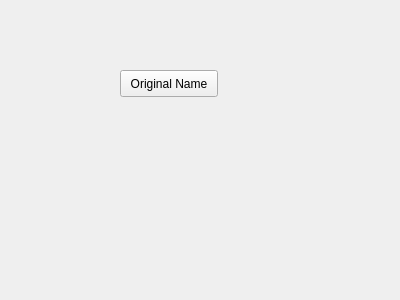
Qt form resource/pattern_manager_widget.ui (teknologisk-institut/rqt_pattern_manager) before a commit.
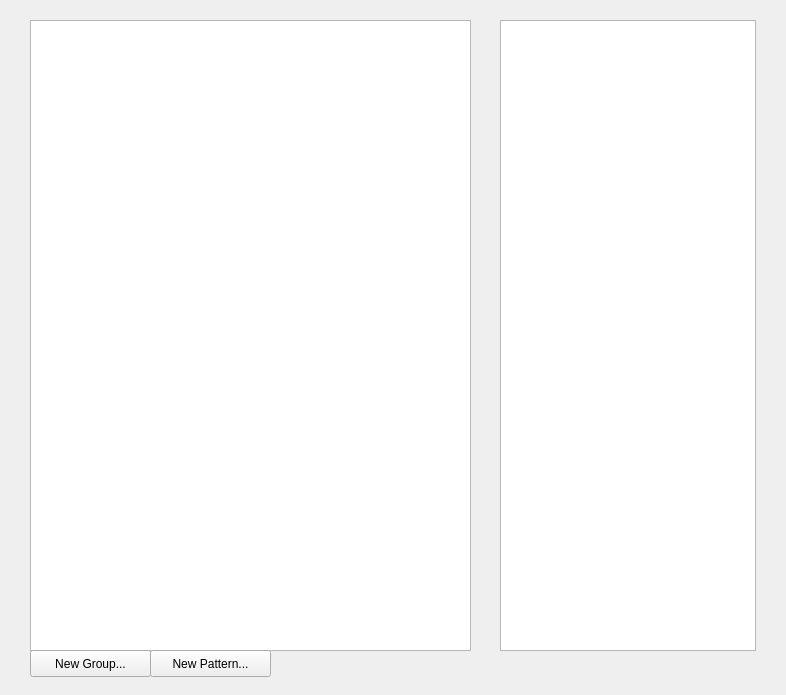
The same form after that commit.

Commit message: added create group and pattern widgets

What changed in the file:
```diff
--- a/resource/pattern_manager_widget.ui
+++ b/resource/pattern_manager_widget.ui
@@ -6,24 +6,72 @@
    <rect>
     <x>0</x>
     <y>0</y>
-    <width>400</width>
-    <height>300</height>
+    <width>786</width>
+    <height>695</height>
    </rect>
   </property>
+  <property name="sizePolicy">
+   <sizepolicy hsizetype="Fixed" vsizetype="Fixed">
+    <horstretch>0</horstretch>
+    <verstretch>0</verstretch>
+   </sizepolicy>
+  </property>
+  <property name="minimumSize">
+   <size>
+    <width>786</width>
+    <height>695</height>
+   </size>
+  </property>
+  <property name="contextMenuPolicy">
+   <enum>Qt::DefaultContextMenu</enum>
+  </property>
   <property name="windowTitle">
    <string>Form</string>
   </property>
-  <widget class="QPushButton" name="Test">
+  <widget class="QTableView" name="patternTree">
    <property name="geometry">
     <rect>
-     <x>120</x>
-     <y>70</y>
-     <width>98</width>
+     <x>30</x>
+     <y>20</y>
+     <width>441</width>
+     <height>631</height>
+    </rect>
+   </property>
+  </widget>
+  <widget class="QPushButton" name="newGroupButton">
+   <property name="geometry">
+    <rect>
+     <x>30</x>
+     <y>650</y>
+     <width>121</width>
      <height>27</height>
     </rect>
    </property>
    <property name="text">
-    <string>Original Name</string>
+    <string>New Group...</string>
+   </property>
+  </widget>
+  <widget class="QPushButton" name="newPatternButton">
+   <property name="geometry">
+    <rect>
+     <x>150</x>
+     <y>650</y>
+     <width>121</width>
+     <height>27</height>
+    </rect>
+   </property>
+   <property name="text">
+    <string>New Pattern...</string>
+   </property>
+  </widget>
+  <widget class="QTableView" name="properties">
+   <property name="geometry">
+    <rect>
+     <x>500</x>
+     <y>20</y>
+     <width>256</width>
+     <height>631</height>
+    </rect>
    </property>
   </widget>
  </widget>
```
Left out of the diff: 4 changed lines with no effect on the pictures. The commit also changes 5 other files.
